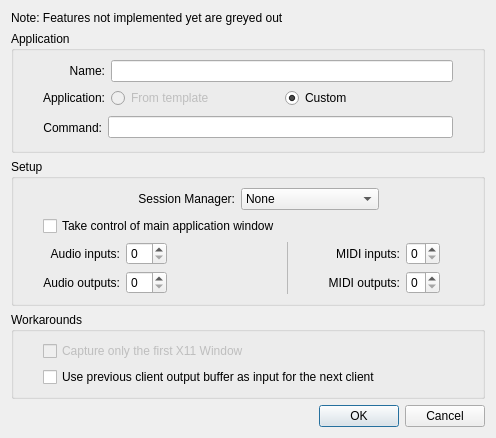
Before: the Qt Designer form resources/ui/carla_add_jack.ui in falkTX/Carla, drawn with Qt 5.
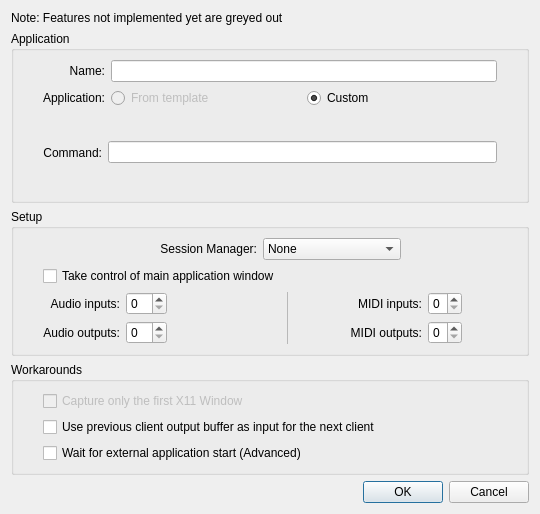
After: the same form once the commit is applied.

Commit message: Add option to add-jack for using externally started applications

The edit to the form file:
```diff
--- a/resources/ui/carla_add_jack.ui
+++ b/resources/ui/carla_add_jack.ui
@@ -6,8 +6,8 @@
    <rect>
     <x>0</x>
     <y>0</y>
-    <width>496</width>
-    <height>438</height>
+    <width>540</width>
+    <height>514</height>
    </rect>
   </property>
   <property name="windowTitle">
@@ -488,13 +488,20 @@
         </property>
        </spacer>
       </item>
-      <item row="1" column="1">
+      <item row="2" column="1">
        <widget class="QCheckBox" name="cb_buffers_addition_mode">
         <property name="text">
          <string>Use previous client output buffer as input for the next client</string>
         </property>
        </widget>
       </item>
+      <item row="3" column="1">
+       <widget class="QCheckBox" name="cb_external_start">
+        <property name="text">
+         <string>Wait for external application start (Advanced)</string>
+        </property>
+       </widget>
+      </item>
      </layout>
     </widget>
    </item>
```
The commit also changes 5 other files.
